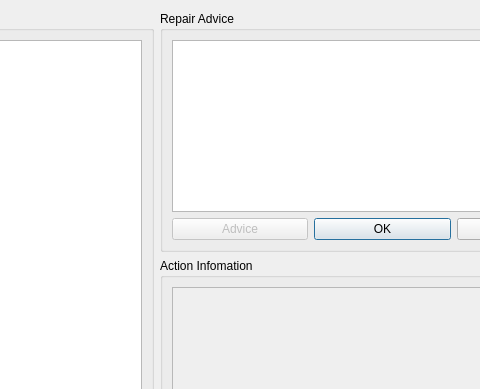
Before: the Qt Designer form KAVI/forms/PlanValidationDialog.ui in xuanjianwu/KAVI, drawn with Qt 5; both pictures show x 302 to 782 and y 0 to 389 of the 918 by 700 pixel window.
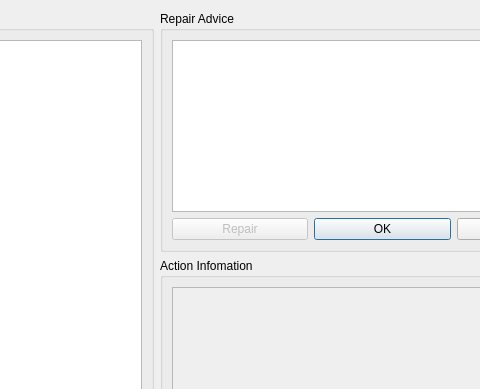
After: the same form once the commit is applied.

```diff
--- a/KAVI/forms/PlanValidationDialog.ui
+++ b/KAVI/forms/PlanValidationDialog.ui
@@ -58,7 +58,7 @@
          <bool>false</bool>
         </property>
         <property name="text">
-         <string>Advice</string>
+         <string>Repair</string>
         </property>
        </widget>
       </item>
```
